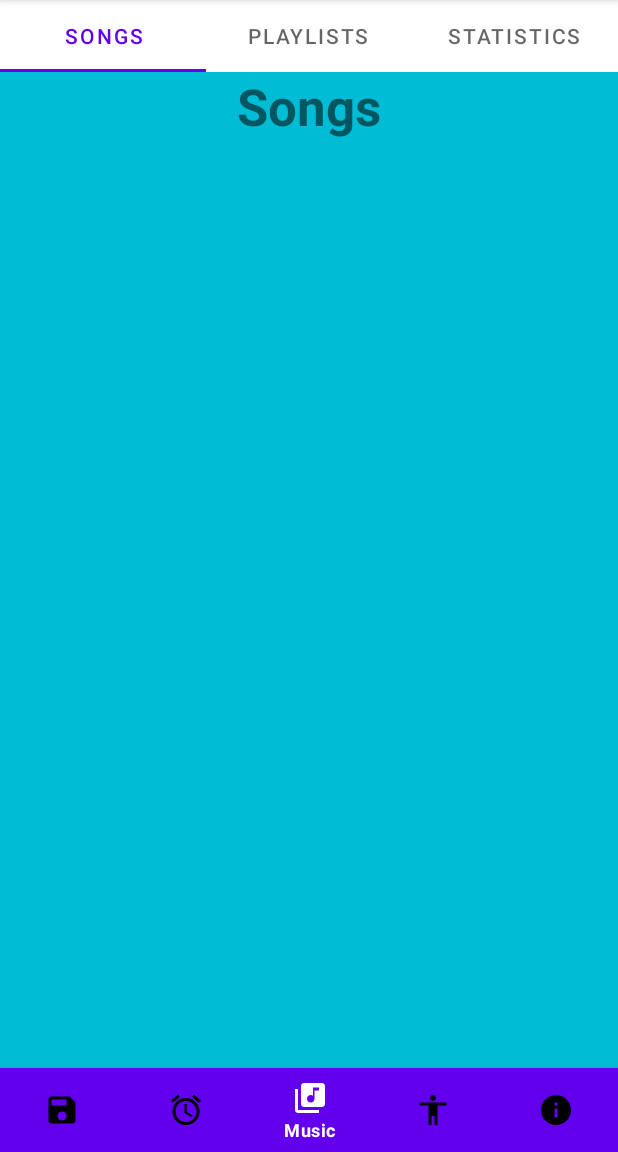
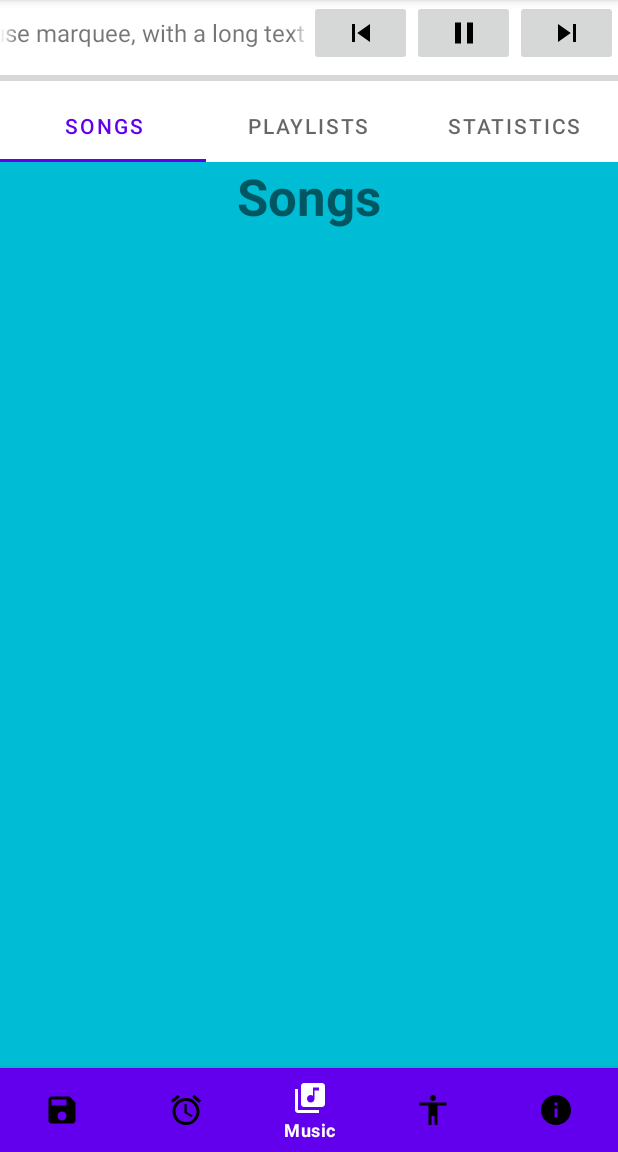
Before and after one commit to TanFlamer/Android-Health-App, an Android app: the screen it shows after launch (MainActivity), on a phone screen of 412 x 824 dp, the part 84-1236 px from its top. Run offline under Robolectric (Android 15) with nearby library versions, the light colour scheme and no system bars.

Commit message:
Simple MP3 player

```diff
--- /dev/null
+++ b/MyAppV2/app/src/main/java/com/example/myappv2/MP3Player.java
@@ -0,0 +1,23 @@
+package com.example.myappv2;
+
+import android.content.Context;
+import android.media.MediaPlayer;
+import android.net.Uri;
+import android.widget.ImageButton;
+import android.widget.TextView;
+
+public class MP3Player {
+
+    public MediaPlayer mediaPlayer;
+    public TextView songName;
+    public ImageButton previous, pause, next;
+
+    public MP3Player(Context context){
+        Uri song = Uri.parse("android.resource://com.example.myappv2/raw/sample");
+        mediaPlayer = MediaPlayer.create(context, song);
+    }
+
+    public void play(){
+        mediaPlayer.start();
+    }
+}
--- a/MyAppV2/app/src/main/java/com/example/myappv2/MainActivity.java
+++ b/MyAppV2/app/src/main/java/com/example/myappv2/MainActivity.java
@@ -6,6 +6,9 @@ import androidx.fragment.app.FragmentManager;
 import android.annotation.SuppressLint;
 import android.os.Bundle;
 import android.view.MenuItem;
+import android.view.View;
+import android.widget.Button;
+import android.widget.ImageButton;
 
 import com.example.myappv2.mainfragments.Info;
 import com.example.myappv2.mainfragments.Music;
@@ -45,6 +48,12 @@ public class MainActivity extends AppCompatActivity {
                     .commit();
             return true;
         });
+
+        MP3Player mp3Player = new MP3Player(this);
+        ImageButton pause = findViewById(R.id.songPause);
+        pause.setOnClickListener(view -> {
+            mp3Player.play();
+        });
     }
 
     public Class returnFragmentClass(MenuItem item){
--- a/MyAppV2/app/src/main/java/com/example/myappv2/customdialogs/SleepDialogFragment.java
+++ b/MyAppV2/app/src/main/java/com/example/myappv2/customdialogs/SleepDialogFragment.java
@@ -38,6 +38,8 @@ public class SleepDialogFragment extends DialogFragment {
         ListView listView = (ListView) requireView().findViewById(R.id.sleepInfo);
         ArrayList<String> info = new ArrayList<>();
         info.add("test");
+        info.add("test");
+        info.add("test");
         ArrayAdapter<String> arrayAdapter = new ArrayAdapter<>(getContext(), android.R.layout.simple_list_item_1, info);
         listView.setAdapter(arrayAdapter);
 
--- a/MyAppV2/app/src/main/java/com/example/myappv2/subfragments/sleep/SleepList.java
+++ b/MyAppV2/app/src/main/java/com/example/myappv2/subfragments/sleep/SleepList.java
@@ -11,6 +11,7 @@ import androidx.recyclerview.widget.RecyclerView;
 import android.view.LayoutInflater;
 import android.view.View;
 import android.view.ViewGroup;
+import android.widget.LinearLayout;
 
 import com.example.myappv2.R;
 import com.example.myappv2.recyclers.SleepRecyclerAdapter;
--- /dev/null
+++ b/MyAppV2/app/src/main/res/drawable/ic_pause.xml
@@ -0,0 +1,5 @@
+<vector android:height="24dp" android:tint="#000000"
+    android:viewportHeight="24" android:viewportWidth="24"
+    android:width="24dp" xmlns:android="http://schemas.android.com/apk/res/android">
+    <path android:fillColor="@android:color/white" android:pathData="M6,19h4L10,5L6,5v14zM14,5v14h4L18,5h-4z"/>
+</vector>
--- /dev/null
+++ b/MyAppV2/app/src/main/res/drawable/ic_play.xml
@@ -0,0 +1,5 @@
+<vector android:height="24dp" android:tint="#000000"
+    android:viewportHeight="24" android:viewportWidth="24"
+    android:width="24dp" xmlns:android="http://schemas.android.com/apk/res/android">
+    <path android:fillColor="@android:color/white" android:pathData="M8,5v14l11,-7z"/>
+</vector>
--- /dev/null
+++ b/MyAppV2/app/src/main/res/drawable/ic_skip_next.xml
@@ -0,0 +1,5 @@
+<vector android:height="24dp" android:tint="#000000"
+    android:viewportHeight="24" android:viewportWidth="24"
+    android:width="24dp" xmlns:android="http://schemas.android.com/apk/res/android">
+    <path android:fillColor="@android:color/white" android:pathData="M6,18l8.5,-6L6,6v12zM16,6v12h2V6h-2z"/>
+</vector>
--- /dev/null
+++ b/MyAppV2/app/src/main/res/drawable/ic_skip_previous.xml
@@ -0,0 +1,5 @@
+<vector android:height="24dp" android:tint="#000000"
+    android:viewportHeight="24" android:viewportWidth="24"
+    android:width="24dp" xmlns:android="http://schemas.android.com/apk/res/android">
+    <path android:fillColor="@android:color/white" android:pathData="M6,6h2v12L6,18zM9.5,12l8.5,6L18,6z"/>
+</vector>
--- a/MyAppV2/app/src/main/res/layout/activity_main.xml
+++ b/MyAppV2/app/src/main/res/layout/activity_main.xml
@@ -6,12 +6,76 @@
     android:layout_height="match_parent"
     tools:context=".MainActivity">
 
+    <LinearLayout
+        android:id="@+id/mp3Player"
+        android:layout_width="match_parent"
+        android:layout_height="wrap_content"
+        android:orientation="vertical">
+
+        <LinearLayout
+            android:id="@+id/mp3Controls"
+            android:layout_width="match_parent"
+            android:layout_height="wrap_content"
+            android:orientation="horizontal">
+
+            <TextView
+                android:id="@+id/textView4"
+                android:layout_width="0dp"
+                android:layout_height="match_parent"
+                android:layout_weight="3"
+                android:clickable="true"
+                android:ellipsize="marquee"
+                android:focusable="true"
+                android:focusableInTouchMode="true"
+                android:gravity="center"
+                android:marqueeRepeatLimit="marquee_forever"
+                android:scrollHorizontally="true"
+                android:singleLine="true"
+                android:text="Simple application that shows how to use marquee, with a long text"
+                android:textSize="16sp" />
+                <requestFocus />
+
+            <ImageButton
+                android:id="@+id/songPrevious"
+                android:layout_width="0dp"
+                android:layout_height="wrap_content"
+                android:layout_weight="1"
+                app:srcCompat="@drawable/ic_skip_previous"
+                tools:ignore="SpeakableTextPresentCheck" />
+
+            <ImageButton
+                android:id="@+id/songPause"
+                android:layout_width="0dp"
+                android:layout_height="wrap_content"
+                android:layout_weight="1"
+                app:srcCompat="@drawable/ic_pause"
+                tools:ignore="SpeakableTextPresentCheck" />
+
+            <ImageButton
+                android:id="@+id/songNext"
+                android:layout_width="0dp"
+                android:layout_height="wrap_content"
+                android:layout_weight="1"
+                app:srcCompat="@drawable/ic_skip_next"
+                tools:ignore="SpeakableTextPresentCheck" />
+
+        </LinearLayout>
+
+        <ProgressBar
+            android:id="@+id/progressBar"
+            style="?android:attr/progressBarStyleHorizontal"
+            android:layout_width="match_parent"
+            android:layout_height="wrap_content" />
+
+    </LinearLayout>
+
     <androidx.fragment.app.FragmentContainerView
         android:id="@+id/mainFragmentContainer"
         android:name="com.example.myappv2.mainfragments.Music"
         android:layout_width="match_parent"
         android:layout_height="match_parent"
         android:layout_above="@id/bottom_navigator"
+        android:layout_below="@id/mp3Player"
         tools:layout="@layout/fragment_music" />
 
     <com.google.android.material.bottomnavigation.BottomNavigationView
```
Also changed, not shown: 1 other file.
